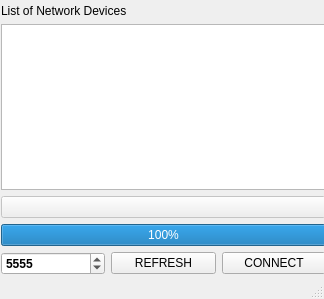
Old version of the form guiscrcpy/ui/network.ui in the repository srevinsaju/guiscrcpy.
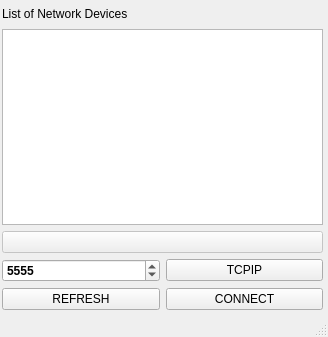
New version of the form.

The edit to the form file:
```diff
--- a/guiscrcpy/ui/network.ui
+++ b/guiscrcpy/ui/network.ui
@@ -9,35 +9,61 @@
    <rect>
     <x>0</x>
     <y>0</y>
-    <width>324</width>
-    <height>299</height>
+    <width>328</width>
+    <height>337</height>
    </rect>
   </property>
   <property name="windowTitle">
    <string>Network Manager</string>
   </property>
   <widget class="QWidget" name="centralwidget">
-   <widget class="QWidget" name="layoutWidget">
+   <widget class="QLabel" name="label">
     <property name="geometry">
      <rect>
-      <x>1</x>
-      <y>4</y>
-      <width>325</width>
-      <height>271</height>
+      <x>2</x>
+      <y>5</y>
+      <width>143</width>
+      <height>18</height>
+     </rect>
+    </property>
+    <property name="text">
+     <string>List of Network Devices</string>
+    </property>
+   </widget>
+   <widget class="QWidget" name="">
+    <property name="geometry">
+     <rect>
+      <x>2</x>
+      <y>29</y>
+      <width>321</width>
+      <height>281</height>
      </rect>
     </property>
     <layout class="QGridLayout" name="gridLayout">
-     <property name="sizeConstraint">
-      <enum>QLayout::SetMaximumSize</enum>
-     </property>
      <item row="0" column="0" colspan="2">
-      <widget class="QLabel" name="label">
+      <widget class="QListWidget" name="listView"/>
+     </item>
+     <item row="4" column="0">
+      <widget class="QPushButton" name="nm_refresh">
+       <property name="statusTip">
+        <string>Refresh Devices list</string>
+       </property>
        <property name="text">
-        <string>List of Network Devices</string>
+        <string>REFRESH</string>
        </property>
       </widget>
      </item>
-     <item row="8" column="0">
+     <item row="1" column="0" colspan="2">
+      <widget class="QPushButton" name="nm_det">
+       <property name="enabled">
+        <bool>false</bool>
+       </property>
+       <property name="text">
+        <string/>
+       </property>
+      </widget>
+     </item>
+     <item row="3" column="0">
       <widget class="QSpinBox" name="spinBox">
        <property name="font">
         <font>
@@ -65,14 +91,7 @@
        </property>
       </widget>
      </item>
-     <item row="3" column="0" colspan="3">
-      <widget class="QProgressBar" name="progressBar">
-       <property name="value">
-        <number>100</number>
-       </property>
-      </widget>
-     </item>
-     <item row="8" column="2">
+     <item row="4" column="1">
       <widget class="QPushButton" name="nm_connect">
        <property name="statusTip">
         <string>Establish connection</string>
@@ -82,26 +101,10 @@
        </property>
       </widget>
      </item>
-     <item row="2" column="0" colspan="3">
-      <widget class="QPushButton" name="nm_det">
-       <property name="enabled">
-        <bool>false</bool>
-       </property>
+     <item row="3" column="1">
+      <widget class="QPushButton" name="tcpip">
        <property name="text">
-        <string/>
-       </property>
-      </widget>
-     </item>
-     <item row="1" column="0" colspan="3">
-      <widget class="QListWidget" name="listView"/>
-     </item>
-     <item row="8" column="1">
-      <widget class="QPushButton" name="nm_refresh">
-       <property name="statusTip">
-        <string>Refresh Devices list</string>
-       </property>
-       <property name="text">
-        <string>REFRESH</string>
+        <string>TCPIP</string>
        </property>
       </widget>
      </item>
```
